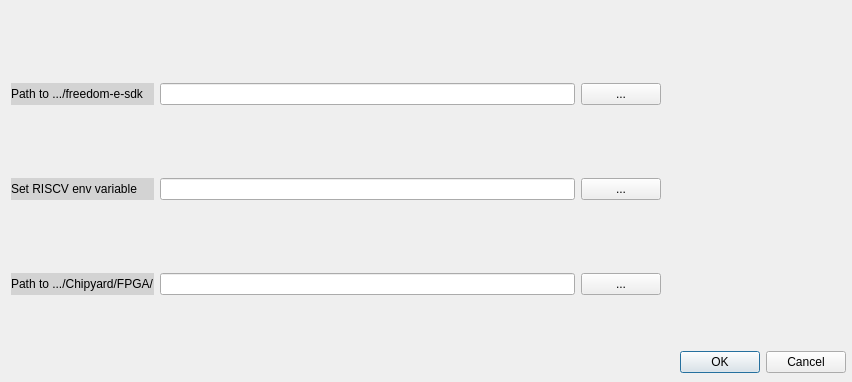
This is settingsdialog.ui in alexdlukens/chips-gui as Qt 5 draws it before an edit. The edited form follows.
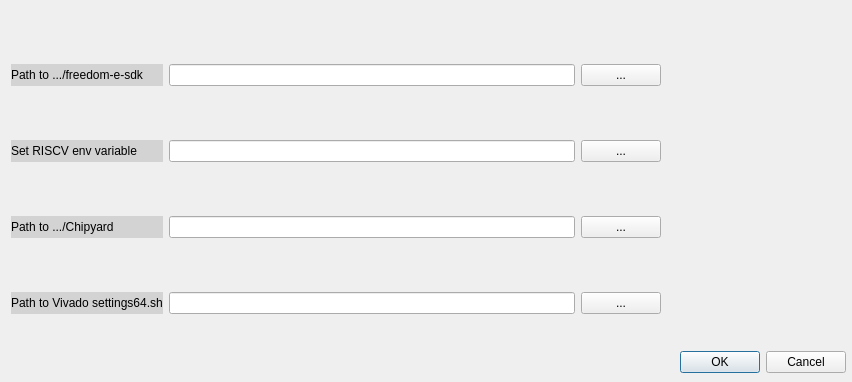
This is the edited form.

Commit message: pre-layout edit for tab environment

```diff
--- a/settingsdialog.ui
+++ b/settingsdialog.ui
@@ -53,7 +53,7 @@
      <height>361</height>
     </size>
    </property>
-   <layout class="QGridLayout" name="gridLayout" rowstretch="0,0,0,0,0" columnstretch="0,0,0,0">
+   <layout class="QGridLayout" name="gridLayout" rowstretch="0,0,0,0,0,0" columnstretch="0,0,0,0">
     <property name="leftMargin">
      <number>1</number>
     </property>
@@ -66,16 +66,10 @@
     <property name="verticalSpacing">
      <number>0</number>
     </property>
-    <item row="4" column="2">
-     <widget class="QLineEdit" name="chipyardFpgaPath">
-      <property name="enabled">
-       <bool>true</bool>
-      </property>
-      <property name="toolTip">
-       <string>Set this path to the folder where the Chipyard/fpga directory lives on your computer</string>
-      </property>
-      <property name="readOnly">
-       <bool>true</bool>
+    <item row="0" column="3">
+     <widget class="QPushButton" name="freedomSdkButton">
+      <property name="text">
+       <string>...</string>
       </property>
      </widget>
     </item>
@@ -95,41 +89,8 @@
       </property>
      </widget>
     </item>
-    <item row="4" column="1">
-     <widget class="QLabel" name="chipyardFpgaLabel">
-      <property name="autoFillBackground">
-       <bool>false</bool>
-      </property>
-      <property name="styleSheet">
-       <string notr="true">background-color: lightgray;</string>
-      </property>
-      <property name="text">
-       <string>Path to .../Chipyard/FPGA/</string>
-      </property>
-     </widget>
-    </item>
-    <item row="4" column="3">
-     <widget class="QPushButton" name="chipyardFpgaButton">
-      <property name="text">
-       <string>...</string>
-      </property>
-     </widget>
-    </item>
-    <item row="0" column="1">
-     <widget class="QLabel" name="FreedomSdkLabel">
-      <property name="autoFillBackground">
-       <bool>false</bool>
-      </property>
-      <property name="styleSheet">
-       <string notr="true">background-color: lightgray;</string>
-      </property>
-      <property name="text">
-       <string>Path to .../freedom-e-sdk</string>
-      </property>
-     </widget>
-    </item>
-    <item row="0" column="3">
-     <widget class="QPushButton" name="freedomSdkButton">
+    <item row="2" column="3">
+     <widget class="QPushButton" name="riscvButton">
       <property name="text">
        <string>...</string>
       </property>
@@ -148,10 +109,16 @@
       </property>
      </widget>
     </item>
-    <item row="2" column="3">
-     <widget class="QPushButton" name="riscvButton">
-      <property name="text">
-       <string>...</string>
+    <item row="4" column="2">
+     <widget class="QLineEdit" name="chipyardFpgaPath">
+      <property name="enabled">
+       <bool>true</bool>
+      </property>
+      <property name="toolTip">
+       <string>Set this path to the folder where the Chipyard/fpga directory lives on your computer</string>
+      </property>
+      <property name="readOnly">
+       <bool>true</bool>
       </property>
      </widget>
     </item>
@@ -171,6 +138,72 @@
       </property>
      </widget>
     </item>
+    <item row="4" column="3">
+     <widget class="QPushButton" name="chipyardFpgaButton">
+      <property name="text">
+       <string>...</string>
+      </property>
+     </widget>
+    </item>
+    <item row="4" column="1">
+     <widget class="QLabel" name="chipyardFpgaLabel">
+      <property name="autoFillBackground">
+       <bool>false</bool>
+      </property>
+      <property name="styleSheet">
+       <string notr="true">background-color: lightgray;</string>
+      </property>
+      <property name="text">
+       <string>Path to .../Chipyard</string>
+      </property>
+     </widget>
+    </item>
+    <item row="0" column="1">
+     <widget class="QLabel" name="FreedomSdkLabel">
+      <property name="autoFillBackground">
+       <bool>false</bool>
+      </property>
+      <property name="styleSheet">
+       <string notr="true">background-color: lightgray;</string>
+      </property>
+      <property name="text">
+       <string>Path to .../freedom-e-sdk</string>
+      </property>
+     </widget>
+    </item>
+    <item row="5" column="1">
+     <widget class="QLabel" name="vivadoPathLabel">
+      <property name="autoFillBackground">
+       <bool>false</bool>
+      </property>
+      <property name="styleSheet">
+       <string notr="true">background-color: lightgray;</string>
+      </property>
+      <property name="text">
+       <string>Path to Vivado settings64.sh</string>
+      </property>
+     </widget>
+    </item>
+    <item row="5" column="2">
+     <widget class="QLineEdit" name="VivadoPath">
+      <property name="enabled">
+       <bool>true</bool>
+      </property>
+      <property name="toolTip">
+       <string>Set this path to the folder where the Chipyard/fpga directory lives on your computer</string>
+      </property>
+      <property name="readOnly">
+       <bool>true</bool>
+      </property>
+     </widget>
+    </item>
+    <item row="5" column="3">
+     <widget class="QPushButton" name="VivadoPathButton">
+      <property name="text">
+       <string>...</string>
+      </property>
+     </widget>
+    </item>
    </layout>
   </widget>
  </widget>
```
The commit also changes 3 other files.
